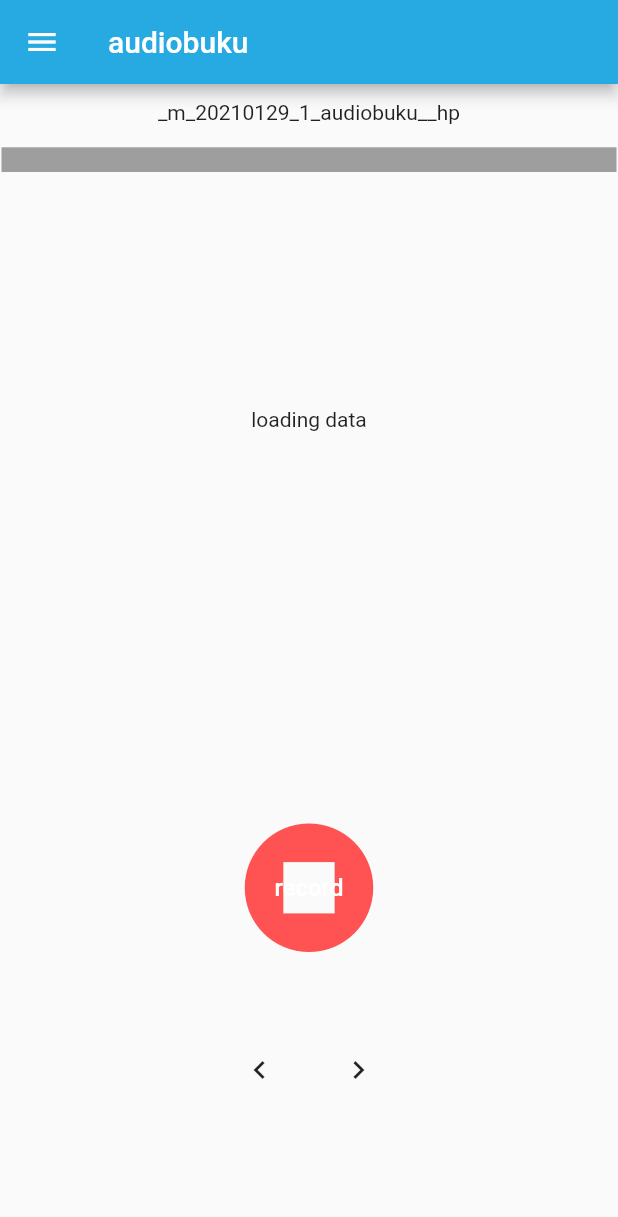
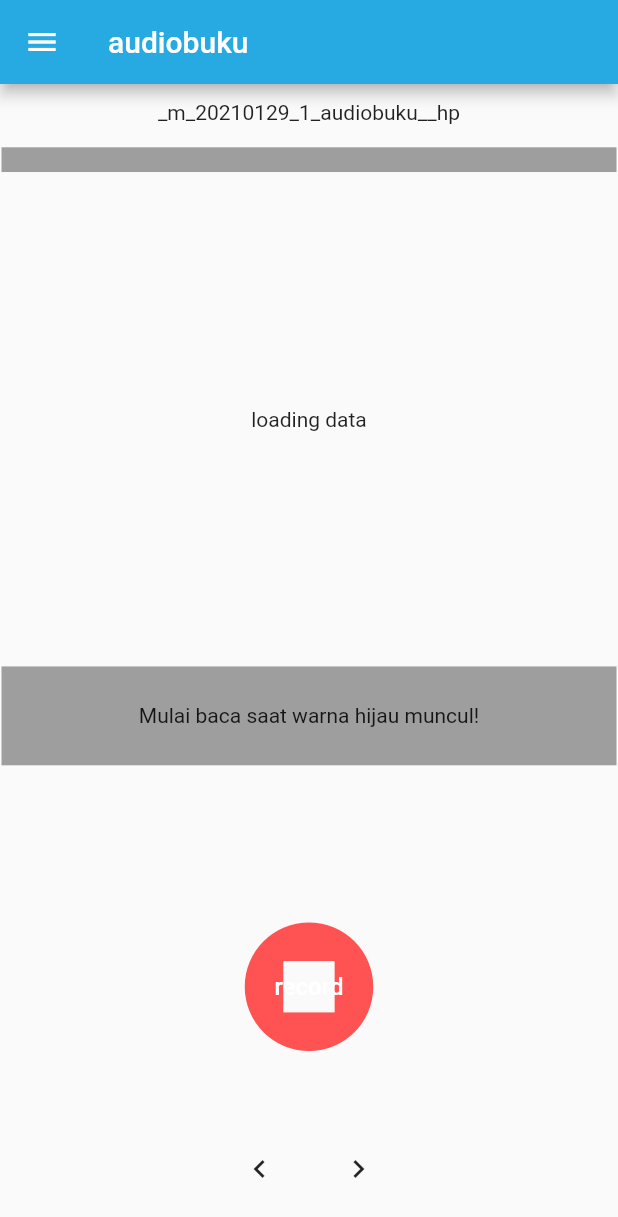
Before and after one commit to ropok/flutter-recorder, a Flutter app: the screen it shows after launch, after a tap on "SUBMIT", on a phone screen of 412 x 824 dp. Shown: the top 1217 px of the screen. Run offline on Flutter 3.47's test engine with Material 2 defaults, Android fonts, the phone set to English and light mode, and no system bars; drawn by our look-alikes of flutter_countdown_timer; our stand-ins replace audioplayers, csv, file, fluttertoast; missing offline and left inert: flutter_archive, flutter_audio_recorder; accounts and stored records are empty.

Commit message:
feat(timer): countdown timer before record

```diff
--- a/stt_win_record/lib/main.dart
+++ b/stt_win_record/lib/main.dart
@@ -2,6 +2,11 @@ import 'dart:async';
 import 'dart:io' as io;
 import 'dart:math';
 import 'package:flutter/cupertino.dart';
+import 'package:flutter_countdown_timer/countdown.dart';
+import 'package:flutter_countdown_timer/countdown_controller.dart';
+import 'package:flutter_countdown_timer/countdown_timer_controller.dart';
+import 'package:flutter_countdown_timer/current_remaining_time.dart';
+import 'package:flutter_countdown_timer/flutter_countdown_timer.dart';
 import 'package:intl/intl.dart';
 import 'package:audioplayers/audioplayers.dart';
 import 'package:file/local.dart';
@@ -26,11 +31,17 @@ class User {
 }
 
 class ZipTranscript {
-  ZipTranscript({this.storeDir, this.zipDir, this.zipName, this.zipDateTime});
+  ZipTranscript(
+      {this.storeDir,
+      this.zipDir,
+      this.zipName,
+      this.zipDateTime,
+      this.zipSize});
   String storeDir;
   String zipDir;
   String zipName;
   String zipDateTime;
+  String zipSize;
 }
 
 class IndexTranscript {
@@ -317,6 +328,9 @@ class RecorderPage extends StatefulWidget {
 }
 
 class RecorderPageState extends State<RecorderPage> {
+  int endTime = DateTime.now().millisecondsSinceEpoch + 0 * 3;
+  CountdownController countdownController;
+  CountdownTimerController countdownTimerController;
   IndexTranscript indextranscript;
   RecorderPageState(this.indextranscript);
   ScrollController controller;
@@ -349,6 +363,7 @@ class RecorderPageState extends State<RecorderPage> {
     zipDir: "destination_directory_zip",
     zipName: "directory.zip",
     zipDateTime: "yyyyMMdd_HHmmss",
+    zipSize: "0",
   );
 
   Future<List<String>> loadAsset() async {
@@ -437,7 +452,51 @@ class RecorderPageState extends State<RecorderPage> {
                             }
                           }),
                     ),
-
+                    // * Indikator bar
+                    new Container(
+                      child: Stack(
+                        alignment: Alignment.center,
+                        children: <Widget>[
+                          SizedBox(
+                            width: MediaQuery.of(context).size.width * 1,
+                            height: MediaQuery.of(context).size.height * 0.08,
+                            child: DecoratedBox(
+                              decoration: BoxDecoration(
+                                color: colorIndicator[_stateRecord],
+                              ),
+                            ),
+                            // new Text("A"),
+                          ),
+                          CountdownTimer(
+                            controller: countdownTimerController,
+                            endTime: endTime,
+                            // onEnd: () {
+                            //   endTime = DateTime.now().millisecondsSinceEpoch +
+                            //       1000 * 3;
+                            // },
+                            // textStyle: TextStyle(fontSize: 18),
+                            widgetBuilder: (_, CurrentRemainingTime time) {
+                              if (_stateRecord == 0) {
+                                return Text(
+                                    'Mulai baca saat warna hijau muncul!');
+                              } else if (time == null) {
+                                return Text('Mulai!');
+                              } else {
+                                return Text("${time.sec}");
+                              }
+                              // if (time == null) {
+                              //   return Text('Mulai!');
+                              // } else if (_stateRecord == 0) {
+                              //   return Text('Selesai');
+                              // } else
+                              //   return Text("${time.sec}");
+                            },
+                          ),
+                          // Countdown(countdownController: countdownController),
+                          // new Text("3..2..1"),
+                        ],
+                      ),
+                    ),
                     new SizedBox(
                       height: 65.0,
                     ),
@@ -463,16 +522,29 @@ class RecorderPageState extends State<RecorderPage> {
                                 switch (_currentStatus) {
                                   case RecordingStatus.Unset:
                                     {
+                                      // countdownController.start();
+                                      endTime = DateTime.now()
+                                              .millisecondsSinceEpoch +
+                                          1000 * 3;
                                       onRecordTranscript();
                                       break;
                                     }
                                   case RecordingStatus.Recording:
                                     {
+                                      // countdownController.stop();
+                                      endTime = DateTime.now()
+                                              .millisecondsSinceEpoch +
+                                          1000 * 3;
+                                      // countdownTimerController.dispose();
                                       _stop();
                                       break;
                                     }
                                   case RecordingStatus.Stopped:
                                     {
+                                      // countdownController.start();
+                                      endTime = DateTime.now()
+                                              .millisecondsSinceEpoch +
+                                          1000 * 3;
                                       onRecordTranscript();
                                       break;
                                     }
@@ -586,6 +658,23 @@ class RecorderPageState extends State<RecorderPage> {
                   color: Color.fromARGB(255, 39, 169, 225),
                 ),
               ),
+
+              new FlatButton(
+                // minWidth: MediaQuery.of(context).size.width * 0.1,
+                // height: MediaQuery.of(context).size.height * 0.05,
+                onPressed: () {
+                  _countDirs();
+                  dirStatSync(ziptranscript.zipDir);
+                  // setState(() {
+                  //   ziptranscript.zipSize = zipSize;
+                  // });
+                }, //
+                child: new Icon(Icons.refresh),
+                // color: _stateRecord == 0
+                //     ? Colors.lightBlue
+                //     : Colors.blueGrey,
+                color: Colors.black12,
+              ),
               FutureBuilder(
                   future: _stateRecord == 0 ? _countFiles() : null,
                   builder: (BuildContext context, AsyncSnapshot snapshot) {
@@ -600,6 +689,11 @@ class RecorderPageState extends State<RecorderPage> {
                       );
                     }
                   }),
+              SizedBox(
+                height: 10.0,
+              ),
+              new Text("file size: ${ziptranscript.zipSize}",
+                  textAlign: TextAlign.center),
               SizedBox(
                 height: 20.0,
               ),
@@ -620,7 +714,7 @@ class RecorderPageState extends State<RecorderPage> {
                             });
                             Fluttertoast.showToast(
                               msg:
-                                  "${value}_${indextranscript.transcriptTitle}",
+                                  "no. $value ${indextranscript.transcriptTitle}",
                               toastLength: Toast.LENGTH_LONG,
                               gravity: ToastGravity.CENTER,
                               timeInSecForIosWeb: 1,
@@ -636,7 +730,7 @@ class RecorderPageState extends State<RecorderPage> {
                             );
                           }()
                         : Fluttertoast.showToast(
-                            msg: "angka melebihi batas",
+                            msg: "nomor melebihi batas",
                             toastLength: Toast.LENGTH_SHORT,
                             gravity: ToastGravity.CENTER,
                             timeInSecForIosWeb: 1,
@@ -646,7 +740,7 @@ class RecorderPageState extends State<RecorderPage> {
                           );
                   },
                   decoration: new InputDecoration(
-                    labelText: "jump",
+                    labelText: "pilih nomor transcript",
                     hintText: "1 - $transcriptLength",
                     // // contentPadding: EdgeInsets.all(10.0),
                     // suffixIcon: IconButton(
@@ -855,6 +949,9 @@ class RecorderPageState extends State<RecorderPage> {
     });
     await _zipping();
     String zipSize = await dirStatSync(ziptranscript.zipDir);
+    setState(() {
+      ziptranscript.zipSize = zipSize;
+    });
   }
 
   Future _countDirs() async {
@@ -935,7 +1032,10 @@ class RecorderPageState extends State<RecorderPage> {
     // totalSize = formatBytes(totalSize, 0);
     // return {'fileNum': fileNum, 'size': totalSize};
     // return totalSize;
-    print('size Bytes: ${formatBytes(totalSize, 0)}');
+    // print('size Bytes: ${formatBytes(totalSize, 0)}');
+    setState(() {
+      ziptranscript.zipSize = "${formatBytes(totalSize, 0)}";
+    });
     return "${formatBytes(totalSize, 0)}";
     // print('fileNum : $fileNum, size: $totalSize');
   }
--- a/stt_win_record/pubspec.yaml
+++ b/stt_win_record/pubspec.yaml
@@ -36,6 +36,7 @@ dependencies:
   csv: ^4.1.0
   flutter_archive: ^2.0.1
   fluttertoast: ^7.1.6
+  flutter_countdown_timer: ^3.0.0
 
 dev_dependencies:
   flutter_test:
```
Also changed, not shown: stt_win_record/pubspec.lock.
